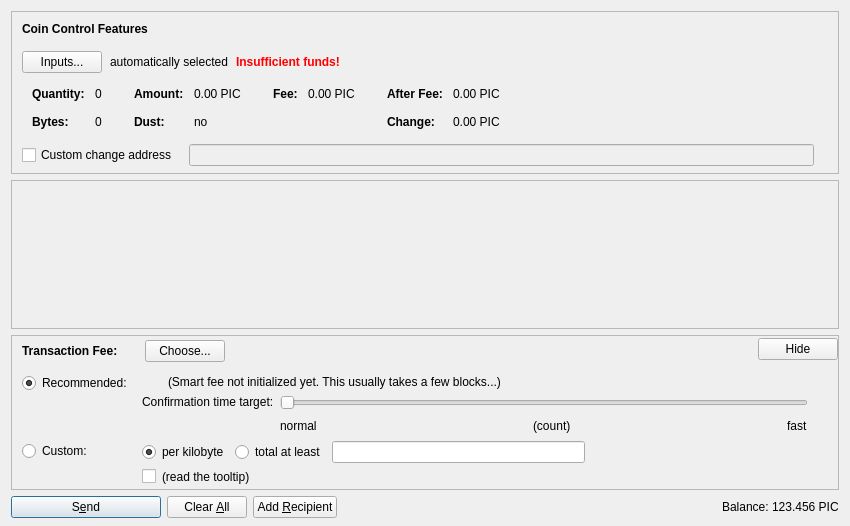
Old version of the form src/qt/forms/sendcoinsdialog.ui in the repository minblock/picscoin.
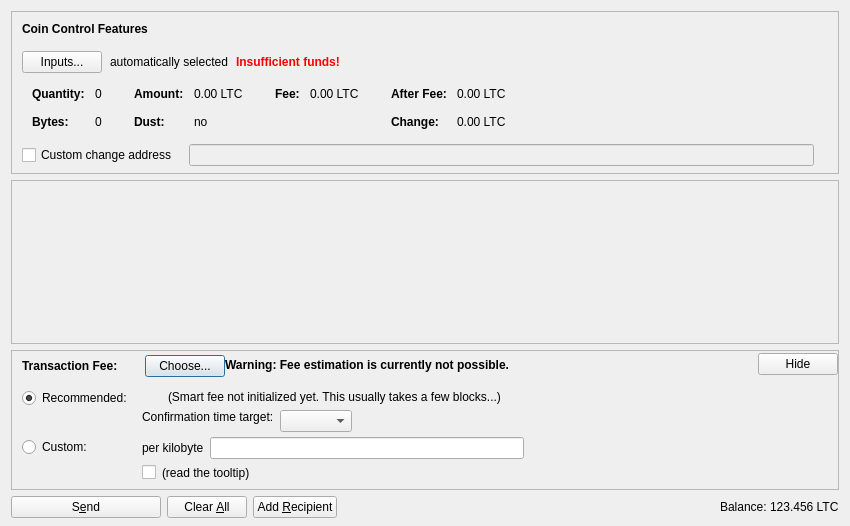
New version of the form. Icons and pictures are not drawn. Custom widgets are drawn as their Qt base class.

The edit to the form file:
```diff
--- a/src/qt/forms/sendcoinsdialog.ui
+++ b/src/qt/forms/sendcoinsdialog.ui
@@ -324,7 +324,7 @@
                   <enum>Qt::ActionsContextMenu</enum>
                  </property>
                  <property name="text">
-                  <string notr="true">0.00 PIC</string>
+                  <string notr="true">0.00 LTC</string>
                  </property>
                  <property name="textInteractionFlags">
                   <set>Qt::LinksAccessibleByMouse|Qt::TextSelectableByKeyboard|Qt::TextSelectableByMouse</set>
@@ -404,7 +404,7 @@
                   <enum>Qt::ActionsContextMenu</enum>
                  </property>
                  <property name="text">
-                  <string notr="true">0.00 PIC</string>
+                  <string notr="true">0.00 LTC</string>
                  </property>
                  <property name="textInteractionFlags">
                   <set>Qt::LinksAccessibleByMouse|Qt::TextSelectableByKeyboard|Qt::TextSelectableByMouse</set>
@@ -455,7 +455,7 @@
                   <enum>Qt::ActionsContextMenu</enum>
                  </property>
                  <property name="text">
-                  <string notr="true">0.00 PIC</string>
+                  <string notr="true">0.00 LTC</string>
                  </property>
                  <property name="textInteractionFlags">
                   <set>Qt::LinksAccessibleByMouse|Qt::TextSelectableByKeyboard|Qt::TextSelectableByMouse</set>
@@ -484,7 +484,7 @@
                   <enum>Qt::ActionsContextMenu</enum>
                  </property>
                  <property name="text">
-                  <string notr="true">0.00 PIC</string>
+                  <string notr="true">0.00 LTC</string>
                  </property>
                  <property name="textInteractionFlags">
                   <set>Qt::LinksAccessibleByMouse|Qt::TextSelectableByKeyboard|Qt::TextSelectableByMouse</set>
@@ -759,11 +759,33 @@
             </item>
            </layout>
           </item>
+          <item>
+           <widget class="QLabel" name="fallbackFeeWarningLabel">
+            <property name="toolTip">
+             <string>Using the fallbackfee can result in sending a transaction that will take several hours or days (or never) to confirm. Consider choosing your fee manually or wait until you have validated the complete chain.</string>
+            </property>
+            <property name="font">
+            <font>
+                <weight>75</weight>
+                <bold>true</bold>
+            </font>
+            </property>
+            <property name="text">
+             <string>Warning: Fee estimation is currently not possible.</string>
+            </property>
+            <property name="wordWrap">
+             <bool>false</bool>
+            </property>
+           </widget>
+          </item>
           <item>
            <spacer name="horizontalSpacer_4">
             <property name="orientation">
              <enum>Qt::Horizontal</enum>
             </property>
+            <property name="sizeType">
+             <enum>QSizePolicy::MinimumExpanding</enum>
+            </property>
             <property name="sizeHint" stdset="0">
              <size>
               <width>40</width>
@@ -824,32 +846,13 @@
                <item>
                 <layout class="QHBoxLayout" name="horizontalLayoutFee13">
                  <item>
-                  <widget class="QRadioButton" name="radioCustomPerKilobyte">
+                  <widget class="QLabel" name="labelCustomPerKilobyte">
                    <property name="toolTip">
                     <string>If the custom fee is set to 1000 satoshis and the transaction is only 250 bytes, then &quot;per kilobyte&quot; only pays 250 satoshis in fee, while &quot;total at least&quot; pays 1000 satoshis. For transactions bigger than a kilobyte both pay by kilobyte.</string>
                    </property>
                    <property name="text">
                     <string>per kilobyte</string>
                    </property>
-                   <property name="checked">
-                    <bool>true</bool>
-                   </property>
-                   <attribute name="buttonGroup">
-                    <string notr="true">groupCustomFee</string>
-                   </attribute>
-                  </widget>
-                 </item>
-                 <item>
-                  <widget class="QRadioButton" name="radioCustomAtLeast">
-                   <property name="toolTip">
-                    <string>If the custom fee is set to 1000 satoshis and the transaction is only 250 bytes, then &quot;per kilobyte&quot; only pays 250 satoshis in fee, while &quot;total at least&quot; pays 1000 satoshis. For transactions bigger than a kilobyte both pay by kilobyte.</string>
-                   </property>
-                   <property name="text">
-                    <string>total at least</string>
-                   </property>
-                   <attribute name="buttonGroup">
-                    <string notr="true">groupCustomFee</string>
-                   </attribute>
                   </widget>
                  </item>
                  <item>
@@ -1059,44 +1062,15 @@
                     <number>30</number>
                    </property>
                    <item>
-                    <widget class="QSlider" name="sliderSmartFee">
-                     <property name="minimum">
+                    <layout class="QHBoxLayout" name="horizontalLayoutConfTarget">
+                     <property name="bottomMargin">
                       <number>0</number>
                      </property>
-                     <property name="maximum">
-                      <number>23</number>
-                     </property>
-                     <property name="pageStep">
-                      <number>1</number>
-                     </property>
-                     <property name="value">
-                      <number>0</number>
-                     </property>
-                     <property name="orientation">
-                      <enum>Qt::Horizontal</enum>
-                     </property>
-                     <property name="invertedAppearance">
-                      <bool>false</bool>
-                     </property>
-                     <property name="invertedControls">
-                      <bool>false</bool>
-                     </property>
-                     <property name="tickPosition">
-                      <enum>QSlider::NoTicks</enum>
-                     </property>
-                    </widget>
-                   </item>
-                   <item>
-                    <layout class="QHBoxLayout" name="horizontalLayoutFee10">
                      <item>
-                      <widget class="QLabel" name="labelSmartFeeNormal">
-                       <property name="text">
-                        <string>normal</string>
-                       </property>
-                      </widget>
+                      <widget class="QComboBox" name="confTargetSelector"/>
                      </item>
                      <item>
-                      <spacer name="horizontalSpacer_7">
+                      <spacer name="horizontalSpacerConfTarget">
                        <property name="orientation">
                         <enum>Qt::Horizontal</enum>
                        </property>
@@ -1108,33 +1082,6 @@
                        </property>
                       </spacer>
                      </item>
-                     <item>
-                      <widget class="QLabel" name="confirmationTargetLabel">
-                       <property name="text">
-                        <string notr="true">(count)</string>
-                       </property>
-                      </widget>
-                     </item>
-                     <item>
-                      <spacer name="horizontalSpacer_3">
-                       <property name="orientation">
-                        <enum>Qt::Horizontal</enum>
-                       </property>
-                       <property name="sizeHint" stdset="0">
-                        <size>
-                         <width>40</width>
-                         <height>20</height>
-                        </size>
-                       </property>
-                      </spacer>
-                     </item>
-                     <item>
-                      <widget class="QLabel" name="labelSmartFeeFast">
-                       <property name="text">
-                        <string>fast</string>
-                       </property>
-                      </widget>
-                     </item>
                     </layout>
                    </item>
                   </layout>
@@ -1168,8 +1115,8 @@
           </property>
           <property name="sizeHint" stdset="0">
            <size>
-            <width>800</width>
-            <height>1</height>
+            <width>40</width>
+            <height>5</height>
            </size>
           </property>
          </spacer>
@@ -1203,7 +1150,7 @@
         <bool>false</bool>
        </property>
        <property name="default">
-        <bool>true</bool>
+        <bool>false</bool>
        </property>
       </widget>
      </item>
@@ -1290,7 +1237,7 @@
           <cursorShape>IBeamCursor</cursorShape>
          </property>
          <property name="text">
-          <string notr="true">123.456 PIC</string>
+          <string notr="true">123.456 LTC</string>
          </property>
          <property name="textInteractionFlags">
           <set>Qt::LinksAccessibleByMouse|Qt::TextSelectableByKeyboard|Qt::TextSelectableByMouse</set>
```
Left out of the diff: 5 changed lines with no effect on the pictures.
